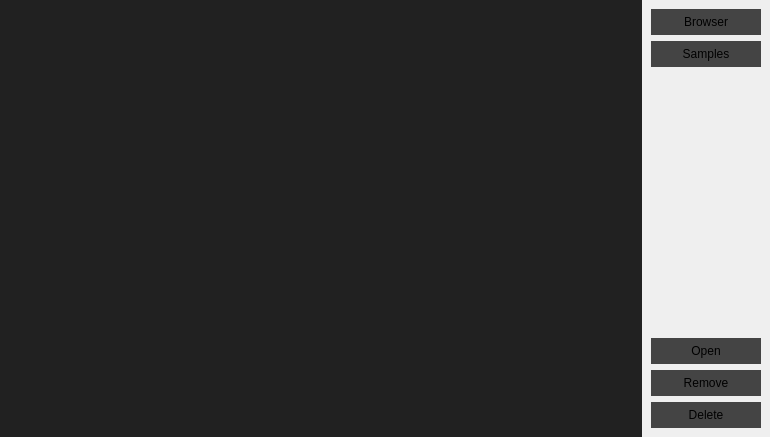
Qt form src/widgets/projectmanager.ui (jahshaka/Studio) before a commit.
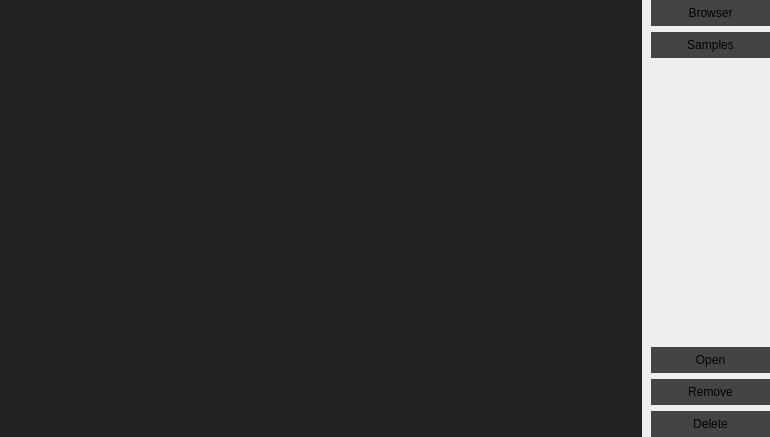
The same form after that commit.

Diff of the .ui file:
```diff
--- a/src/widgets/projectmanager.ui
+++ b/src/widgets/projectmanager.ui
@@ -14,7 +14,7 @@
    <string>Form</string>
   </property>
   <property name="styleSheet">
-   <string notr="true">#listWidget {
+   <string notr="true">#listWidget, #listWidget_2 {
 	background: #212121;
 }
 
@@ -32,12 +32,13 @@
 	background: #555;
 }
 
+/*
 QListWidget {
 	background: #404040;
 	color: #CECECE;
 	padding-left: 16px;
 	padding-top: 24px;
-}
+}*/
 
 QListWidget::item {
 	border: 4px solid transparent;
@@ -199,6 +200,15 @@
       </size>
      </property>
      <layout class="QVBoxLayout" name="verticalLayout">
+      <property name="topMargin">
+       <number>0</number>
+      </property>
+      <property name="rightMargin">
+       <number>0</number>
+      </property>
+      <property name="bottomMargin">
+       <number>0</number>
+      </property>
       <item>
        <widget class="QPushButton" name="pushButton">
         <property name="text">
```
Left out of the diff: 7 changed lines with no effect on the pictures.
